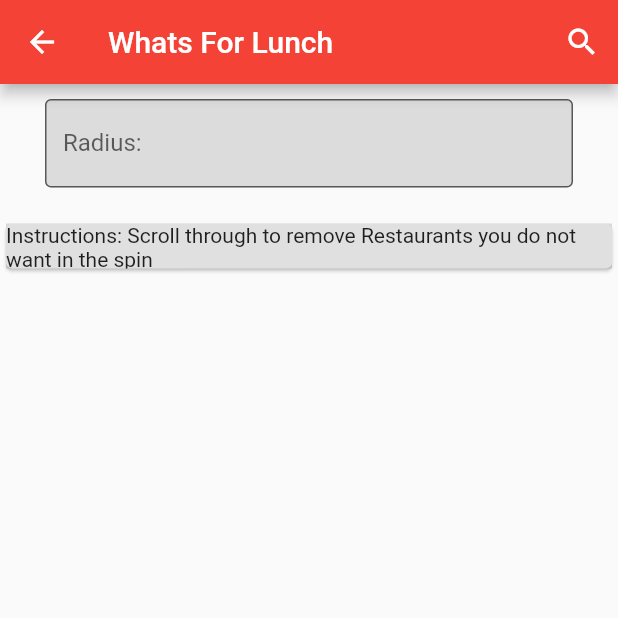
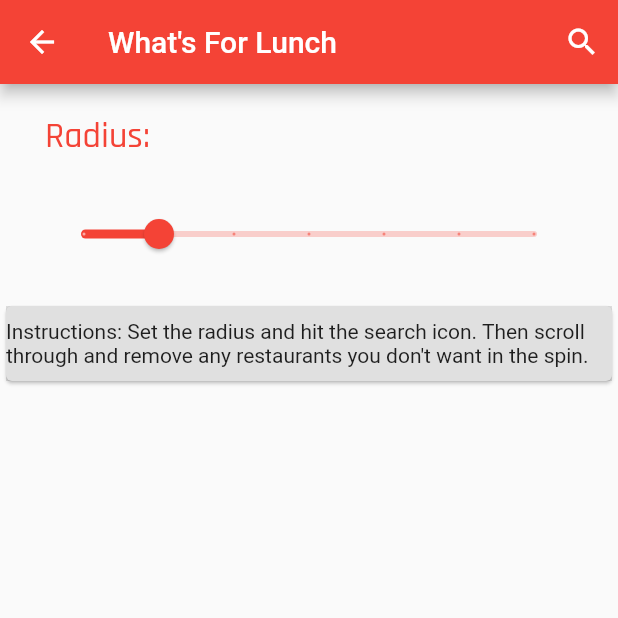
Before and after one commit to MaxwellGrimm/whats_for_lunch, a Flutter app: the ForLunch screen opened directly, after a tap on the "search" icon, on a phone screen of 412 x 824 dp, the top half of it. Run offline on Flutter 3.47's test engine with Material 2 defaults, Android fonts, the light colour scheme and no system bars; our stand-ins replace cloud_firestore, firebase_auth, firebase_core, flutter_fortune_wheel, geocoding, geolocator and 4 more; missing offline and left inert: flutter_google_places, flutter_polyline_points, flutterfire_ui, google_api_headers, google_directions_api, google_maps_webservice; accounts and stored records are empty; network calls fail.

Commit message:
fixing everything

```diff
--- a/lib/Memories.dart
+++ b/lib/Memories.dart
@@ -1,3 +1,5 @@
+// ignore_for_file: file_names
+
 import 'package:cloud_firestore/cloud_firestore.dart';
 import 'package:flutter/material.dart';
 import 'package:provider/provider.dart';
--- a/lib/change_password_widget.dart
+++ b/lib/change_password_widget.dart
@@ -1,3 +1,5 @@
+// ignore_for_file: avoid_print
+
 import 'package:firebase_auth/firebase_auth.dart';
 import 'package:flutter/material.dart';
 import 'package:provider/provider.dart';
--- a/lib/for_lunch.dart
+++ b/lib/for_lunch.dart
@@ -1,4 +1,6 @@
 //import 'dart:html';
+// ignore_for_file: depend_on_referenced_packages, unused_import, use_build_context_synchronously
+
 import 'package:flutter/material.dart';
 import 'package:provider/provider.dart';
 import 'package:whats_for_lunch/restaurant.dart';
@@ -8,7 +10,6 @@ import 'dart:convert';
 import 'package:http/http.dart' as http;
 
 import 'package:google_api_headers/google_api_headers.dart';
-import 'package:flutter/material.dart';
 import 'package:flutter_google_places/flutter_google_places.dart';
 import 'package:google_maps_webservice/places.dart';
 
@@ -84,13 +85,18 @@ class _ForLunchState extends State<ForLunch> {
   ///listview
   List<Restaurant> roles = [];
 
+  double _currentSliderValue = 1;
+
   @override
   Widget build(BuildContext context) {
     MainModel mainModel = Provider.of<MainModel>(context);
 
     ///gets nearby places.
     getNearbyPlaces(radius) async {
-      _getCurrentPosition();
+      radius = radius * 1000;
+      setState(() {
+        _getCurrentPosition();
+      });
       double? latitude = _currentPosition?.latitude;
       double? longitude = _currentPosition?.longitude;
       mainModel.setUserCurrentLat(latitude);
@@ -119,7 +125,7 @@ class _ForLunchState extends State<ForLunch> {
 
     return Scaffold(
       appBar: AppBar(
-        title: const Text('Whats For Lunch'),
+        title: const Text('What\'s For Lunch'),
         actions: [
           IconButton(
             icon: const Icon(
@@ -127,26 +133,35 @@ class _ForLunchState extends State<ForLunch> {
               color: Colors.white,
             ),
             onPressed: () {
-              getNearbyPlaces(radiusTEC.text);
+              getNearbyPlaces(_currentSliderValue);
             },
           )
         ],
       ),
       body: Column(
         children: [
+          const Padding(
+            padding: EdgeInsets.fromLTRB(30,20, 20,5),
+            child: Align(
+              alignment: Alignment.centerLeft,
+              child: Text("Radius:", style: TextStyle(color: Colors.red, fontSize: 24, fontFamily: 'Rajdhani')))
+          ),
           Padding(
-            padding: const EdgeInsets.fromLTRB(30.0, 10.0, 30.0, 5.0),
+              padding: const EdgeInsets.fromLTRB(30.0, 20.0, 30.0, 5.0),
 
-            ///text field for radius with hint text sense this one is not obvious what the user needs to fill out
-            child: TextFormField(
-                controller: radiusTEC,
-                decoration: const InputDecoration(
-                    fillColor: Colors.black12,
-                    filled: true,
-                    border: OutlineInputBorder(),
-                    labelText: 'Radius: ',
-                    hintText: 'i.e: 4 m')),
-          ),
+              ///text field for radius with hint text sense this one is not obvious what the user needs to fill out
+              child: Slider(
+                value: _currentSliderValue,
+                max: 6,
+                divisions: 6,
+                label: _currentSliderValue.round().toString(),
+                onChanged: (double value) {
+                  setState(() {
+                    _currentSliderValue = value;
+                  });
+                },
+              )
+              ),
           const Padding(
             ///text
             padding: EdgeInsets.fromLTRB(30.0, 10.0, 30.0, 5.0),
@@ -154,10 +169,10 @@ class _ForLunchState extends State<ForLunch> {
           Card(
             child: Container(
               color: Colors.black12,
-              height: 30,
+              height: 50,
               child: const Center(
                 child: Text(
-                    'Instructions: Scroll through to remove Restaurants you do not want in the spin'),
+                    'Instructions: Set the radius and hit the search icon. Then scroll through and remove any restaurants you don\'t want in the spin.'),
               ),
             ),
           ),
@@ -185,8 +200,8 @@ class _ForLunchState extends State<ForLunch> {
             ///for the divider between each element
             separatorBuilder: (BuildContext context, int index) {
               return const Divider(
-                color: Colors.blue,
-                thickness: 2,
+                color: Colors.red,
+                thickness: 1,
               );
             },
           )),
--- a/lib/nearby_response.dart
+++ b/lib/nearby_response.dart
@@ -1,5 +1,7 @@
 ///json code from the api converted to dart.
 ///may not be used
+// ignore_for_file: prefer_collection_literals, unnecessary_this
+
 class NearbyPlacesResponse {
   List<Results>? results;
   String? status;
--- a/lib/num_restaurants_model.dart
+++ b/lib/num_restaurants_model.dart
@@ -1,4 +1,6 @@
 //import 'dart:js_util';
+
+// ignore_for_file: unused_import
 
 import 'package:flutter/material.dart';
 import 'package:cloud_firestore/cloud_firestore.dart';
--- a/lib/sign_in_page.dart
+++ b/lib/sign_in_page.dart
@@ -13,6 +13,7 @@ import 'auth/secrets.dart';
 class SignInPage extends StatelessWidget {
   const SignInPage({Key? key}) : super(key: key);
 
+  @override
   Widget build(BuildContext context) {
     MainModel mainModel = Provider.of<MainModel>(context);
 
```
Also changed, not shown: lib/my_profile_widget.dart (+0 -8 lines), lib/restaurant_view.dart (+36 -38 lines), lib/spin_page.dart (+3 -5 lines).
